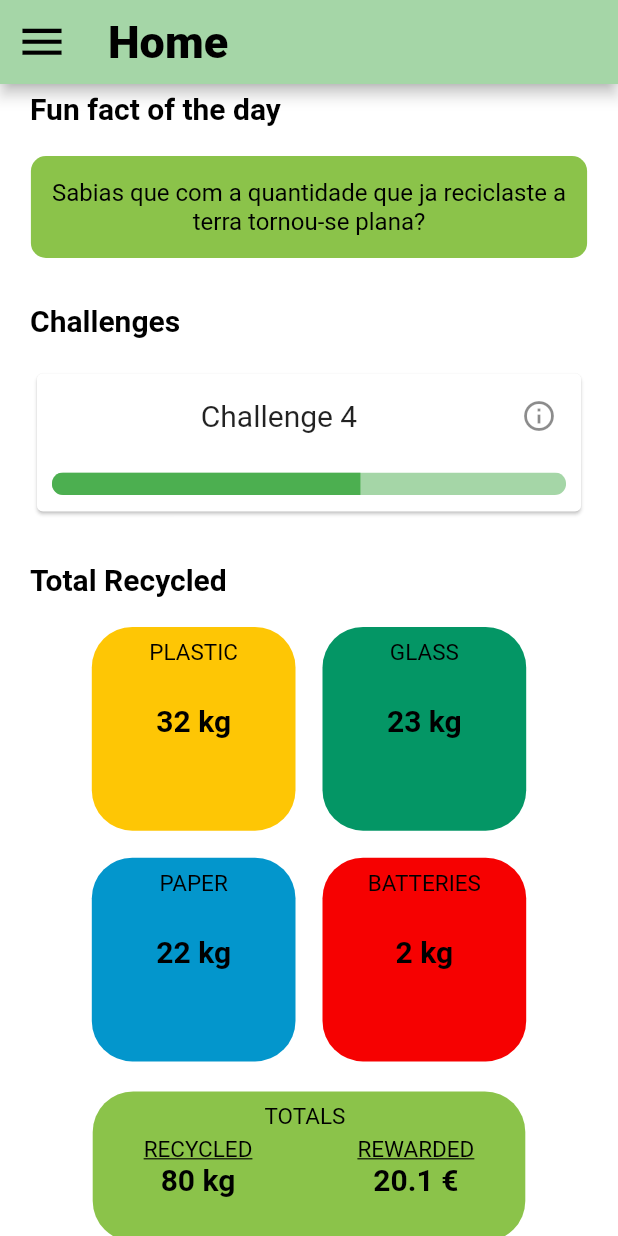
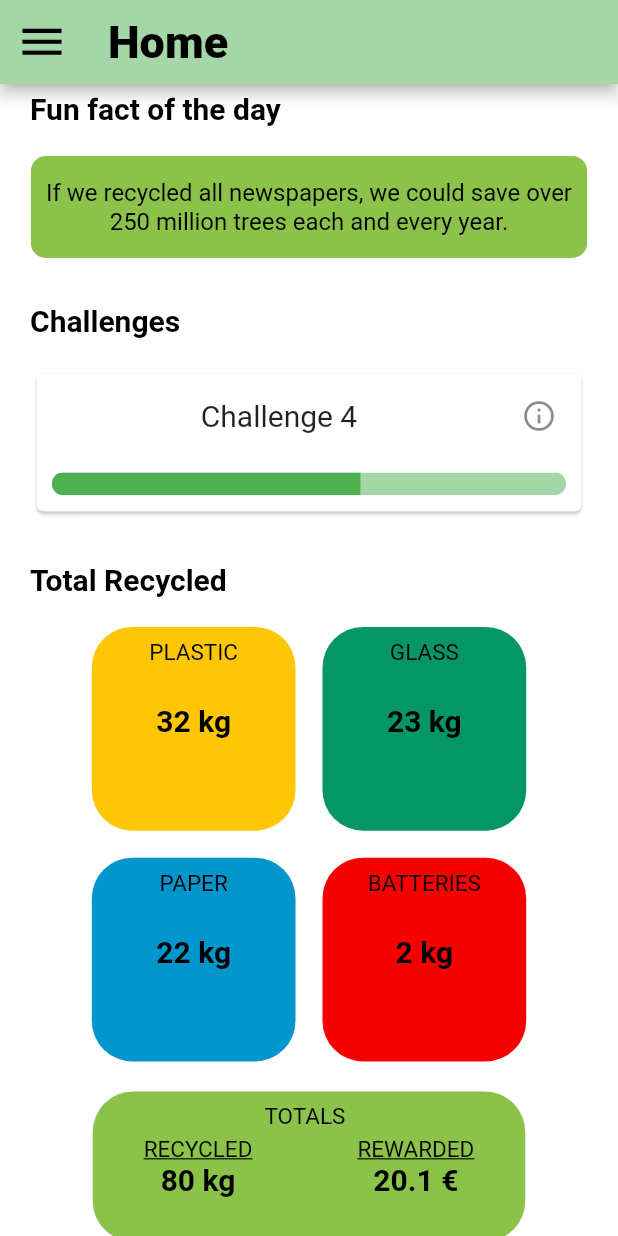
Before and after one commit to franciscoguedes/IST-CCU, a Flutter app: the _MyHomePageWidget screen opened directly, on a phone screen of 412 x 824 dp. Run offline on Flutter 3.47's test engine with Material 2 defaults, Android fonts, the phone set to English and light mode, and no system bars; our stand-ins replace fl_chart, from_css_color, google_fonts, material_design_icons_flutter, photo_view; missing offline and left inert: dart:html, qr_code_scanner.

Commit message:
fun fact

```diff
--- a/lib/screens/homepage/components/QuoteItem.dart
+++ b/lib/screens/homepage/components/QuoteItem.dart
@@ -42,7 +42,7 @@ class QuoteItem implements HomePageItem {
                     child:Container(
                       margin:EdgeInsets.symmetric(vertical: 15),
                       child:Text(
-                        "Sabias que com a quantidade que ja reciclaste a terra tornou-se plana?",
+                        "If we recycled all newspapers, we could save over 250 million trees each and every year.",
                         style: GoogleFonts.roboto(
                           textStyle: TextStyle(color: Colors.black),
                           fontSize: 16,
```
